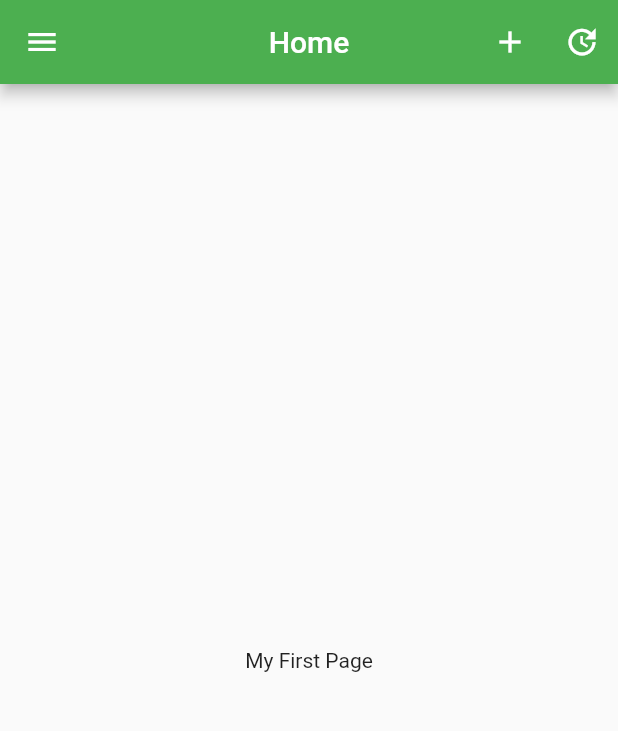
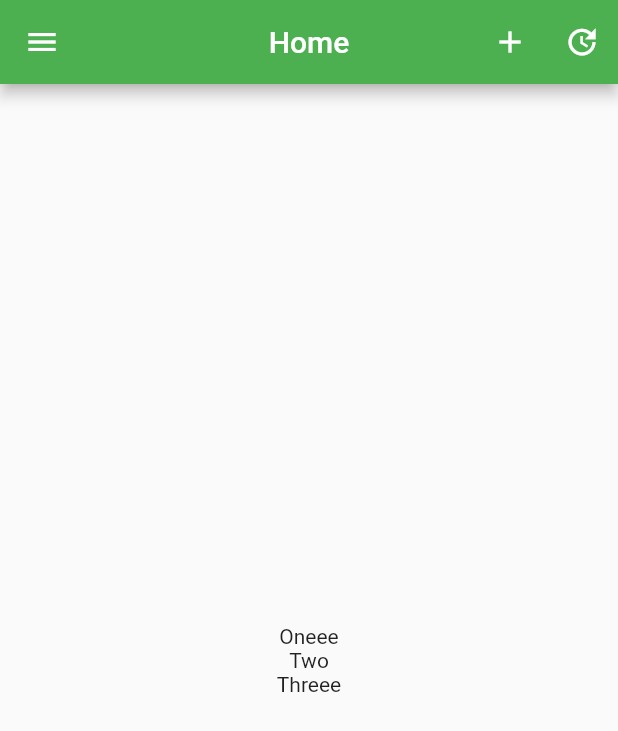
Before and after one commit to code2fly/expenditure_tracking_app, a Flutter app: the screen it shows after launch, on a phone screen of 412 x 824 dp. Shown: the top 731 px of the screen. Run offline on Flutter 3.47's test engine with Material 2 defaults, Android fonts, the phone set to English and light mode, and no system bars.

```diff
--- a/lib/pages/home/home_page.dart
+++ b/lib/pages/home/home_page.dart
@@ -22,7 +22,14 @@ class HomePage extends StatelessWidget {
         ],
       ),
       body: Center(
-        child: Text('My First Page'),
+        child: Column(
+          mainAxisAlignment: MainAxisAlignment.center,
+          children: [
+            Text('Oneee'),
+            Text('Two'),
+            Text('Threee'),
+          ],
+        ),
       ),
     );
   }
```
Also changed, not shown: 1 other file.
